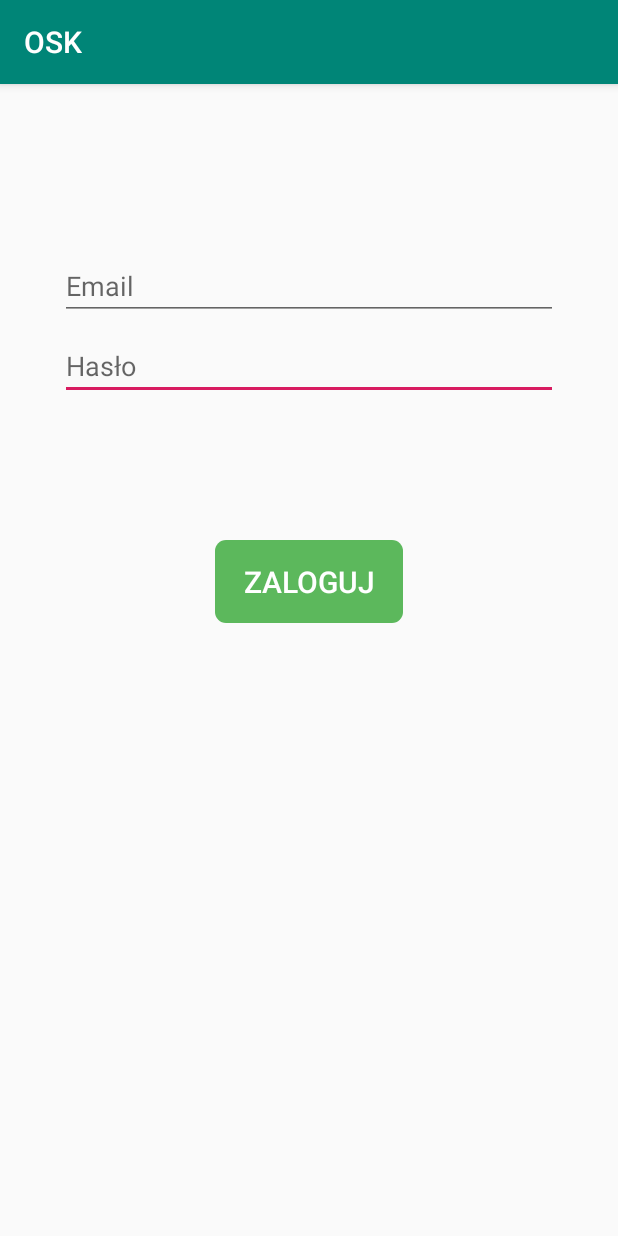
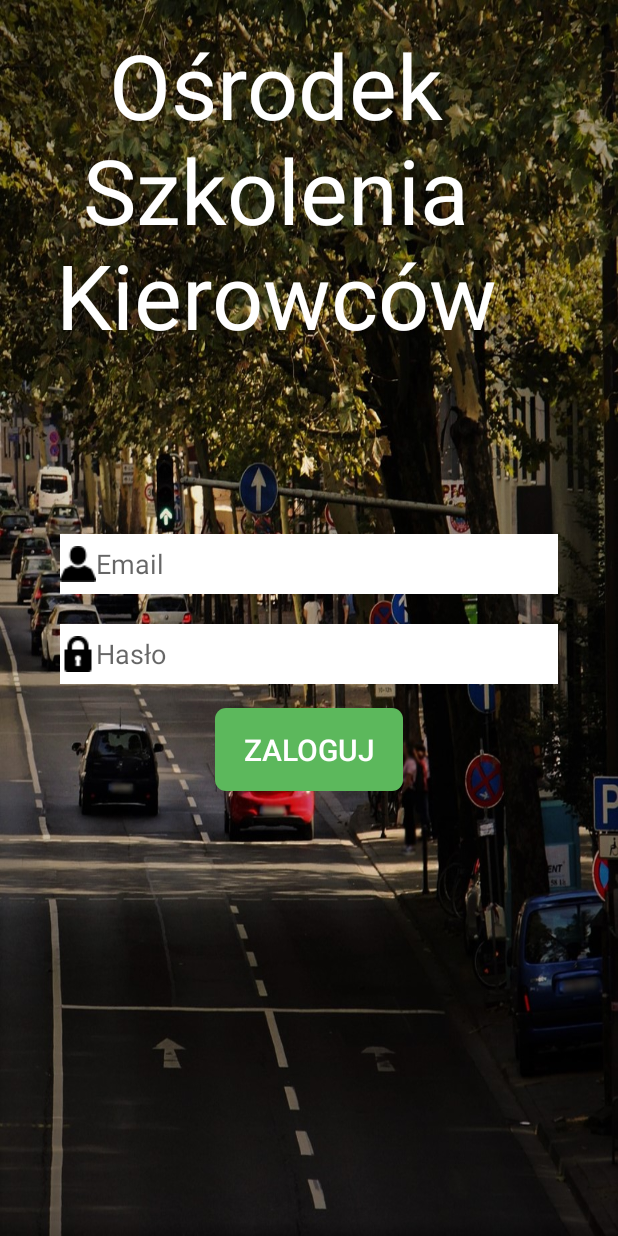
Before and after one commit to paulinapaluch1/OSKMobile, an Android app: the screen it shows after launch (LoginActivity), on a phone screen of 412 x 824 dp. Run offline under Robolectric (Android 15) with nearby library versions, the phone set to English and light mode, and no system bars.

Commit message:
logowanie zrobione na zajeciach

```diff
--- a/app/src/main/java/com/example/osk/ui/login/LoginActivity.java
+++ b/app/src/main/java/com/example/osk/ui/login/LoginActivity.java
@@ -15,6 +15,8 @@ import android.text.Editable;
 import android.text.TextWatcher;
 import android.view.KeyEvent;
 import android.view.View;
+import android.view.Window;
+import android.view.WindowManager;
 import android.view.inputmethod.EditorInfo;
 import android.widget.Button;
 import android.widget.EditText;
@@ -32,11 +34,19 @@ public class LoginActivity extends AppCompatActivity {
 
     @Override
     public void onCreate(Bundle savedInstanceState) {
+        requestWindowFeature(Window.FEATURE_NO_TITLE); //will hide the title
+        getSupportActionBar().hide(); // hide the title bar
+        this.getWindow().setFlags(WindowManager.LayoutParams.FLAG_FULLSCREEN,
+                WindowManager.LayoutParams.FLAG_FULLSCREEN); //enable full screen
         super.onCreate(savedInstanceState);
         setContentView(R.layout.activity_login);
         loginViewModel = ViewModelProviders.of(this, new LoginViewModelFactory())
                 .get(LoginViewModel.class);
+//<div>Icons made by <a href="https://www.flaticon.com/authors/those-icons" title="Those Icons">Those Icons</a> from <a href="https://www.flaticon.com/" title="Flaticon">www.flaticon.com</a></div>
+        //        android:layout_marginTop="340dp"
 
+
+        //<div>Icons made by <a href="https://www.flaticon.com/authors/freepik" title="Freepik">Freepik</a> from <a href="https://www.flaticon.com/" title="Flaticon">www.flaticon.com</a></div>
         final EditText usernameEditText = findViewById(R.id.username);
         final EditText passwordEditText = findViewById(R.id.password);
         final Button loginButton = findViewById(R.id.login);
--- a/app/src/main/res/layout/activity_login.xml
+++ b/app/src/main/res/layout/activity_login.xml
@@ -9,7 +9,60 @@
     android:paddingTop="@dimen/activity_vertical_margin"
     android:paddingRight="@dimen/activity_horizontal_margin"
     android:paddingBottom="@dimen/activity_vertical_margin"
-    tools:context=".ui.login.LoginActivity">
+    tools:context=".ui.login.LoginActivity"
+    android:background="@drawable/car2"
+    >
+
+    <TextView
+        android:id="@+id/textView"
+        android:layout_width="336dp"
+        android:layout_height="291dp"
+        android:gravity="center_horizontal"
+        android:text="Ośrodek Szkolenia Kierowców"
+        android:textColor="@android:color/white"
+        android:textSize="60sp"
+        tools:layout_editor_absoluteX="16dp"
+        tools:layout_editor_absoluteY="5dp" />
+
+    <EditText
+        android:id="@+id/username"
+        android:layout_width="0dp"
+        android:layout_height="40dp"
+        android:layout_marginStart="24dp"
+        android:layout_marginTop="340dp"
+        android:layout_marginEnd="24dp"
+        android:layout_marginBottom="24dp"
+
+        android:background="#ffffff"
+        android:drawableLeft="@drawable/user"
+
+        android:hint="@string/prompt_email"
+        android:inputType="textEmailAddress"
+        android:selectAllOnFocus="true"
+        app:layout_constraintEnd_toEndOf="parent"
+        app:layout_constraintStart_toStartOf="parent"
+        app:layout_constraintTop_toTopOf="parent" />
+
+    <EditText
+        android:id="@+id/password"
+        android:layout_width="0dp"
+        android:layout_height="40dp"
+        android:layout_marginStart="24dp"
+        android:layout_marginEnd="24dp"
+        android:layout_marginTop="20dp"
+
+
+        android:hint="@string/prompt_password"
+        android:imeActionLabel="@string/action_sign_in_short"
+        android:imeOptions="actionDone"
+        android:inputType="textPassword"
+        android:selectAllOnFocus="true"
+        app:layout_constraintEnd_toEndOf="parent"
+        app:layout_constraintStart_toStartOf="parent"
+        app:layout_constraintTop_toBottomOf="@+id/username"
+        android:drawableLeft="@drawable/lock"
+        android:background="#ffffff"
+        />
 
     <Button
         android:id="@+id/login"
@@ -20,10 +73,10 @@
         android:layout_marginTop="16dp"
         android:layout_marginEnd="48dp"
         android:layout_marginBottom="64dp"
+        android:background="@drawable/button_success"
         android:enabled="false"
         android:text="@string/action_sign_in"
         android:textColor="@android:color/white"
-        android:background="@drawable/button_success"
         android:textSize="20sp"
 
 
@@ -31,44 +84,12 @@
         app:layout_constraintEnd_toEndOf="parent"
         app:layout_constraintStart_toStartOf="parent"
         app:layout_constraintTop_toBottomOf="@+id/password"
-        app:layout_constraintVertical_bias="0.191" />
-
-    <EditText
-        android:id="@+id/password"
-        android:layout_width="0dp"
-        android:layout_height="wrap_content"
-        android:layout_marginStart="24dp"
-        android:layout_marginTop="8dp"
-        android:layout_marginEnd="24dp"
-
-        android:hint="@string/prompt_password"
-        android:imeActionLabel="@string/action_sign_in_short"
-        android:imeOptions="actionDone"
-        android:inputType="textPassword"
-        android:selectAllOnFocus="true"
-        app:layout_constraintEnd_toEndOf="parent"
-        app:layout_constraintStart_toStartOf="parent"
-        app:layout_constraintTop_toBottomOf="@+id/username" />
-
-    <EditText
-        android:id="@+id/username"
-        android:layout_width="0dp"
-        android:layout_height="wrap_content"
-        android:layout_marginStart="24dp"
-        android:layout_marginTop="96dp"
-        android:layout_marginEnd="24dp"
-
-        android:hint="@string/prompt_email"
-        android:inputType="textEmailAddress"
-        android:selectAllOnFocus="true"
-        app:layout_constraintEnd_toEndOf="parent"
-        app:layout_constraintStart_toStartOf="parent"
-        app:layout_constraintTop_toTopOf="parent" />
+        app:layout_constraintVertical_bias="0.0" />
 
     <ProgressBar
         android:id="@+id/loading"
-        android:layout_width="wrap_content"
-        android:layout_height="wrap_content"
+        android:layout_width="28dp"
+        android:layout_height="25dp"
         android:layout_gravity="center"
         android:layout_marginStart="32dp"
         android:layout_marginTop="64dp"
@@ -80,4 +101,5 @@
         app:layout_constraintStart_toStartOf="@+id/password"
         app:layout_constraintTop_toTopOf="parent"
         app:layout_constraintVertical_bias="0.3" />
+
 </androidx.constraintlayout.widget.ConstraintLayout>
```
Also changed, not shown: app/src/main/res/drawable/car.jpg (added), app/src/main/res/drawable/car2.jpg (added), app/src/main/res/drawable/lock.png (added), app/src/main/res/drawable/user.png (added).
